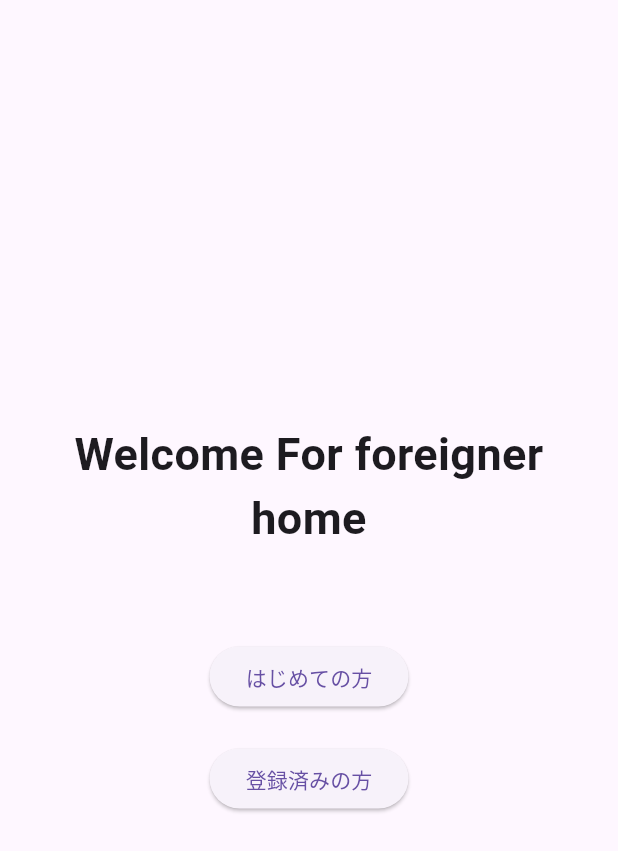
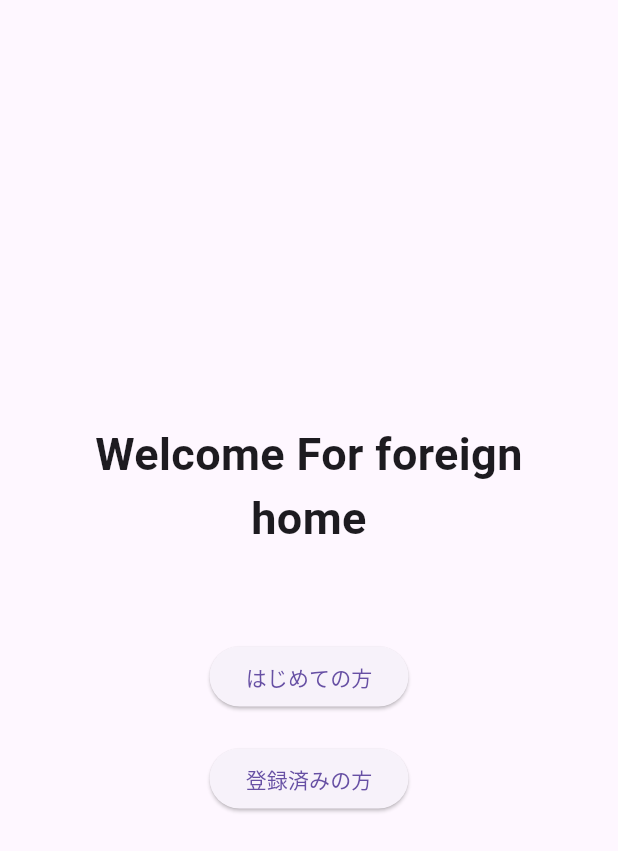
Before and after one commit to fumiya0527/ffh, a Flutter app: the screen it shows after launch, on a phone screen of 412 x 824 dp. Shown: the top 851 px of the screen. Run offline on Flutter 3.47's test engine with Material 3 defaults, Android fonts, the phone set to English and light mode, and no system bars; our stand-ins replace multi_select_flutter.

Commit message:
signupscreen 消しました

```diff
--- a/user_app/lib/main.dart
+++ b/user_app/lib/main.dart
@@ -33,7 +33,7 @@ class LoginChoiceScreen extends StatelessWidget {
               crossAxisAlignment: CrossAxisAlignment.center,
               children: [
                 Text(
-                  'Welcome For foreigner home',
+                  'Welcome For foreign home',
                   style: TextStyle(
                     fontSize: 30,
                     fontWeight: FontWeight.bold,
@@ -46,7 +46,7 @@ class LoginChoiceScreen extends StatelessWidget {
                   onPressed: () {
                     Navigator.push(
                       context,
-                      MaterialPageRoute(builder: (context) => SignUpScreen()),
+                      MaterialPageRoute(builder: (context) => UserRegistrationScreen()),
                     );
                   },
                 ),
@@ -70,7 +70,7 @@ class LoginChoiceScreen extends StatelessWidget {
 }
 
 
-
+/* ↓↓↓アプリを分ける方向性に変更したためユーザーとオーナー選択画面は削除↓↓↓
 class SignUpScreen extends StatelessWidget {
   @override
   Widget build(BuildContext context) {
@@ -169,6 +169,7 @@ class SignUpScreen extends StatelessWidget {
     );
   }
 }
+*/
 
 class LoginScreen extends StatefulWidget {
   @override
```
